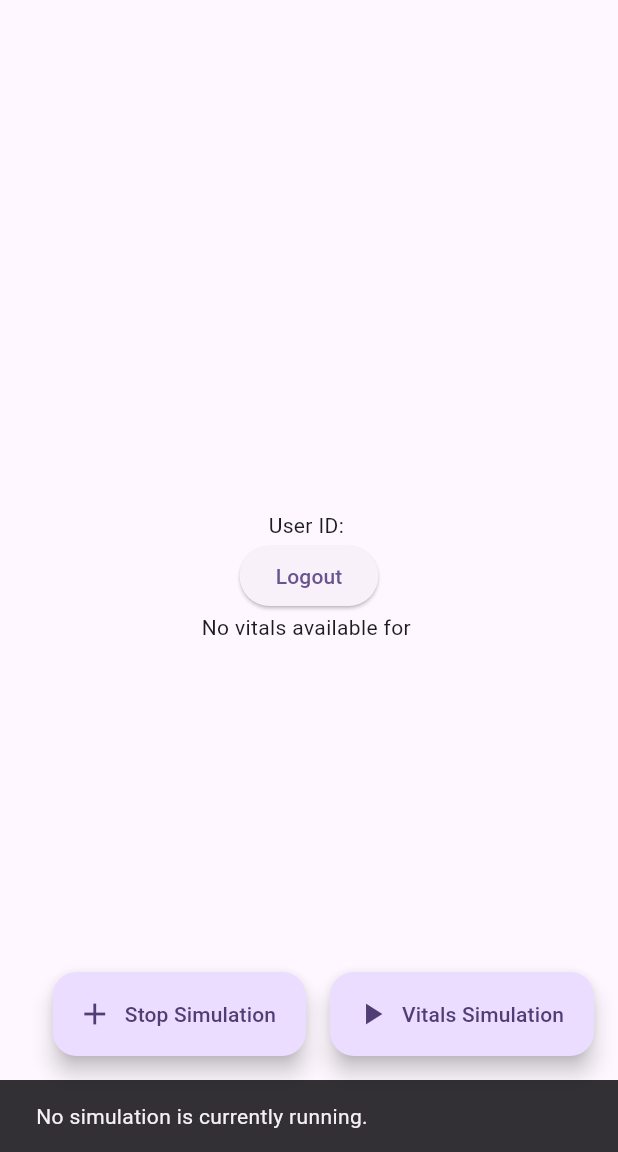
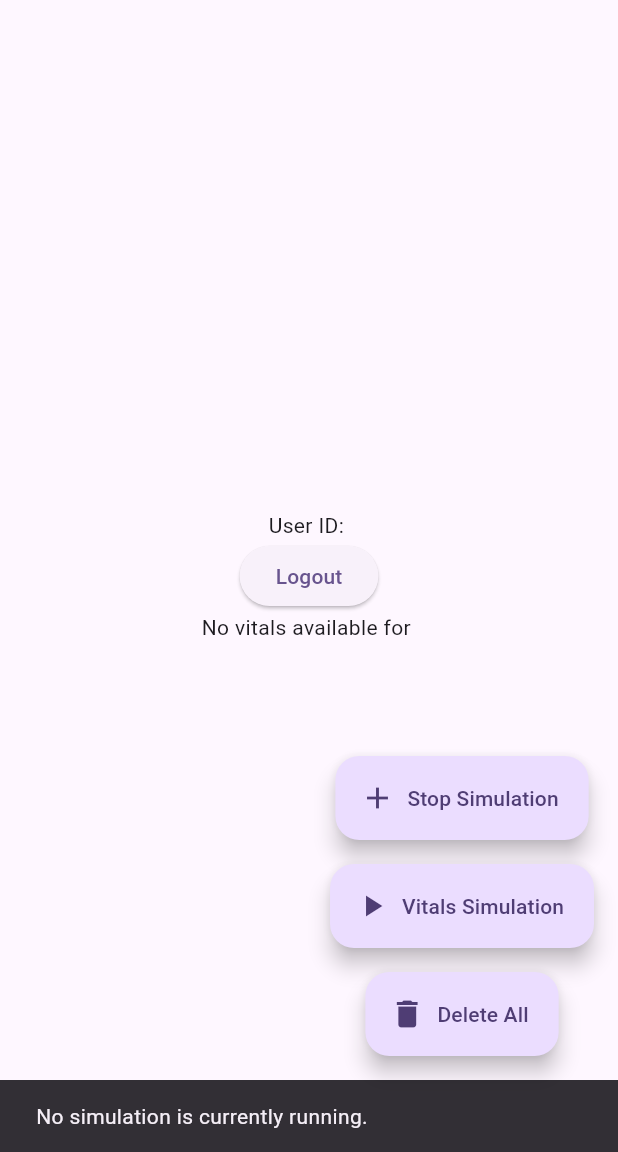
Before and after one commit to epiphanatic/mars_mind, a Flutter app: the screen it shows once a user with an empty profile is signed in, after a tap on "Stop Simulation", on a phone screen of 412 x 824 dp, the part 84-1236 px from its top. Run offline on Flutter 3.47's test engine with Material 3 defaults, Android fonts, the phone set to English and light mode, and no system bars; our stand-ins replace cloud_firestore, firebase_auth, firebase_core, google_sign_in; accounts and stored records are empty.

Commit message:
button to delete vitals

```diff
--- a/lib/main.dart
+++ b/lib/main.dart
@@ -44,10 +44,11 @@
 
   Stream<List<Vitals>> getLatestVitals(String crewId) {
     return _firestore
-        .collection('vitals')
-        .where('crew_id', isEqualTo: crewId)
+        .collection('users') // Changed from 'vitals' to 'users'
+        .doc(crewId) // Use UID as document ID
+        .collection('vitals') // Subcollection 'vitals'
         .orderBy('timestamp', descending: true)
-        .limit(1)
+        .limit(50) // Limit to 50 for performance
         .snapshots()
         .map(
           (snapshot) =>
@@ -55,6 +56,25 @@
                   .map((doc) => Vitals.fromFirestore(doc.data()))
                   .toList(),
         );
+  }
+
+  Future<void> deleteAllVitals(String uid) async {
+    final collectionRef = _firestore
+        .collection('users')
+        .doc(uid)
+        .collection('vitals');
+
+    // Get all documents in the subcollection
+    final querySnapshot = await collectionRef.get();
+
+    // Use a batch to delete all documents efficiently
+    final batch = _firestore.batch();
+    for (final doc in querySnapshot.docs) {
+      batch.delete(doc.reference);
+    }
+
+    // Commit the batch delete
+    await batch.commit();
   }
 }
 
@@ -339,39 +359,31 @@
                           child: Text('No vitals available for ${user.uid}'),
                         );
                       }
-                      final vitals = vitalsSnapshot.data!.first;
-                      return Padding(
-                        padding: const EdgeInsets.all(16.0),
-                        child: Column(
-                          crossAxisAlignment: CrossAxisAlignment.start,
-                          children: [
-                            Text(
-                              'Crew ID: ${vitals.crewId}',
-                              style: TextStyle(fontSize: 18),
+                      final vitalsList = vitalsSnapshot.data!;
+                      return Expanded(
+                        child: ListView.builder(
+                          itemCount: vitalsList.length,
+                          itemBuilder: (context, index) {
+                            final vitals = vitalsList[index];
+                            return ListTile(
+                              title: Text(
+                                'Heart Rate: ${vitals.heartRate.toStringAsFixed(1)} bpm',
                               ),
-                            Text(
-                              'Heart Rate: ${vitals.heartRate}',
-                              style: TextStyle(fontSize: 18),
+                              subtitle: Text(
+                                'Sleep Hours: ${vitals.sleepHours.toStringAsFixed(1)} | Stress: ${vitals.stressFlag} | Time: ${vitals.timestamp}',
                               ),
-                            Text(
-                              'Sleep Hours: ${vitals.sleepHours}',
-                              style: TextStyle(fontSize: 18),
-                            ),
-                            Text(
-                              'Stress Flag: ${vitals.stressFlag}',
+                              trailing: Text(
+                                vitals.stressScore.toStringAsFixed(1),
                                 style: TextStyle(
-                                fontSize: 18,
                                   color:
-                                    vitals.stressFlag == 'High'
+                                      vitals.stressFlag == "High"
                                           ? Colors.red
                                           : Colors.green,
+                                  fontWeight: FontWeight.bold,
                                 ),
                               ),
-                            Text(
-                              'Timestamp: ${vitals.timestamp}',
-                              style: TextStyle(fontSize: 14),
-                            ),
-                          ],
+                            );
+                          },
                         ),
                       );
                     },
@@ -393,7 +405,7 @@
           floatingActionButton:
               user == null
                   ? null
-                  : Row(
+                  : Column(
                     mainAxisAlignment: MainAxisAlignment.end,
                     children: [
                       FloatingActionButton.extended(
@@ -402,12 +414,30 @@
                         label: const Text('Stop Simulation'),
                         icon: Icon(Icons.add),
                       ),
-                      SizedBox(width: 16), // Spacing between buttons
+
+                      SizedBox(height: 16),
                       FloatingActionButton.extended(
                         onPressed: runSimulation,
                         tooltip: 'Start Vitals Simulation',
                         label: const Text('Vitals Simulation'),
                         icon: Icon(Icons.play_arrow),
+                      ),
+
+                      SizedBox(height: 16),
+                      FloatingActionButton.extended(
+                        onPressed: () async {
+                          await VitalsService().deleteAllVitals(user.uid);
+                          if (mounted) {
+                            ScaffoldMessenger.of(context).showSnackBar(
+                              const SnackBar(
+                                content: Text('All vitals deleted.'),
+                              ),
+                            );
+                          }
+                        },
+                        tooltip: 'Delete All Vitals',
+                        label: const Text('Delete All'),
+                        icon: Icon(Icons.delete),
                       ),
                     ],
                   ),
```
Also changed, not shown: 1 other file. Lines whose indentation alone changed are shown as unchanged.
